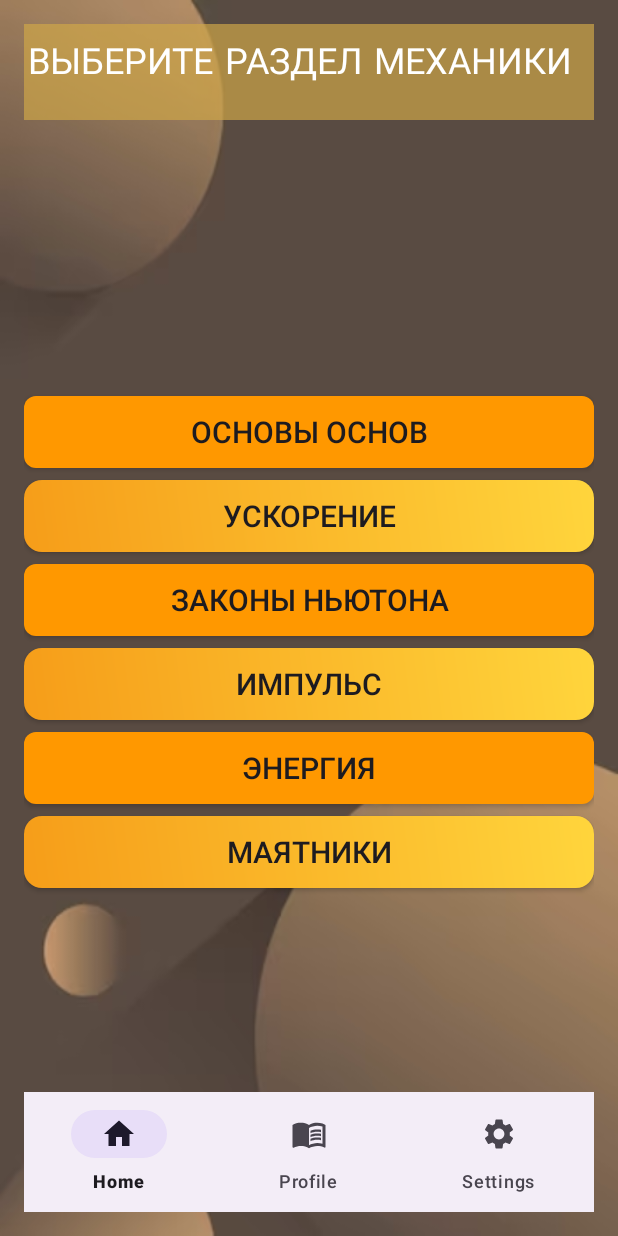
After one commit to KarenGhardashyan/Radix_Physica_2, an Android app: the Mexanics_classes screen opened directly, with no data from a screen before it, on a phone screen of 412 x 824 dp. The commit adds this screen. Run offline under Robolectric (Android 15) with nearby library versions, the phone set to English and light mode, and no system bars.

Commit message:
Initial commit

```diff
--- a/app/src/main/AndroidManifest.xml
+++ b/app/src/main/AndroidManifest.xml
@@ -12,6 +12,9 @@
         android:supportsRtl="true"
         android:theme="@style/Theme.Radix_Physica"
         tools:targetApi="31">
+        <activity
+            android:name=".Mexanics_classes"
+            android:exported="false" />
         <activity
             android:name=".Profile"
             android:exported="false" />
--- a/app/src/main/java/com/example/radix_physica/MainActivity.java
+++ b/app/src/main/java/com/example/radix_physica/MainActivity.java
@@ -21,7 +21,7 @@ public class MainActivity extends AppCompatActivity {
         without_account.setOnClickListener(new View.OnClickListener() {
             @Override
             public void onClick(View v) {
-                Intent intent = new Intent(MainActivity.this, Profile.class);
+                Intent intent = new Intent(MainActivity.this, physics_lobby.class);
                 startActivity(intent);
             }
         });
--- /dev/null
+++ b/app/src/main/java/com/example/radix_physica/Mexanics_classes.java
@@ -0,0 +1,14 @@
+package com.example.radix_physica;
+
+import androidx.appcompat.app.AppCompatActivity;
+
+import android.os.Bundle;
+
+public class Mexanics_classes extends AppCompatActivity {
+
+    @Override
+    protected void onCreate(Bundle savedInstanceState) {
+        super.onCreate(savedInstanceState);
+        setContentView(R.layout.activity_mexanics_classes);
+    }
+}
--- a/app/src/main/java/com/example/radix_physica/physics_lobby.java
+++ b/app/src/main/java/com/example/radix_physica/physics_lobby.java
@@ -2,15 +2,30 @@ package com.example.radix_physica;
 
 import androidx.appcompat.app.AppCompatActivity;
 
+import android.content.Intent;
 import android.os.Bundle;
+import android.view.View;
+import android.widget.Button;
+import android.widget.ImageButton;
+import android.widget.Toast;
 
 public class physics_lobby extends AppCompatActivity {
 
-
+    ImageButton mechanicsButton;
 
     @Override
     protected void onCreate(Bundle savedInstanceState) {
         super.onCreate(savedInstanceState);
         setContentView(R.layout.activity_pysics_lobby);
+
+        ImageButton mechanicsButton = findViewById(R.id.mexanics);
+
+        mechanicsButton.setOnClickListener(new View.OnClickListener() {
+            @Override
+            public void onClick(View v) {
+                Intent intent = new Intent(physics_lobby.this, Mexanics_classes.class);
+                startActivity(intent);
+            }
+        });
     }
 }
--- /dev/null
+++ b/app/src/main/res/drawable/button_background_gradient.xml
@@ -0,0 +1,9 @@
+<!-- button_background_gradient.xml -->
+<shape xmlns:android="http://schemas.android.com/apk/res/android"
+    android:shape="rectangle">
+    <corners android:radius="12dp" />
+    <gradient
+        android:startColor="#F69D19"
+        android:endColor="#FFD53C"
+        android:angle="45" />
+</shape>
--- /dev/null
+++ b/app/src/main/res/drawable/button_background_simple.xml
@@ -0,0 +1,6 @@
+<!-- button_background_simple.xml -->
+<shape xmlns:android="http://schemas.android.com/apk/res/android"
+    android:shape="rectangle">
+    <solid android:color="#FF9800" />
+    <corners android:radius="8dp" />
+</shape>
--- /dev/null
+++ b/app/src/main/res/layout/activity_mexanics_classes.xml
@@ -0,0 +1,135 @@
+<?xml version="1.0" encoding="utf-8"?>
+<androidx.constraintlayout.widget.ConstraintLayout xmlns:android="http://schemas.android.com/apk/res/android"
+    xmlns:tools="http://schemas.android.com/tools"
+    android:layout_width="match_parent"
+    android:layout_height="match_parent"
+    xmlns:app="http://schemas.android.com/apk/res-auto"
+    android:background="@drawable/img_6"
+    android:padding="16dp">
+
+    <!-- Toolbar -->
+    <androidx.appcompat.widget.Toolbar
+        android:id="@+id/toolbar"
+        android:layout_width="0dp"
+        android:layout_height="wrap_content"
+        android:background="#AED1A848"
+        android:minHeight="?attr/actionBarSize"
+        android:theme="?attr/actionBarTheme"
+        app:layout_constraintEnd_toEndOf="parent"
+        app:layout_constraintStart_toStartOf="parent"
+        app:layout_constraintTop_toTopOf="parent" />
+
+    <!-- TextView "ВЫБЕРИТЕ РАЗДЕЛ МЕХАНИКИ" -->
+
+    <!-- Кнопки для разделов механики -->
+
+    <TextView
+        android:id="@+id/textView"
+        android:layout_width="374dp"
+        android:layout_height="56dp"
+        android:layout_marginTop="8dp"
+        android:fontFamily="casual"
+        android:text="ВЫБЕРИТЕ РАЗДЕЛ МЕХАНИКИ"
+        android:textColor="@color/white"
+        android:textSize="24sp"
+        app:layout_constraintEnd_toEndOf="parent"
+        app:layout_constraintHorizontal_bias="0.4"
+        app:layout_constraintStart_toStartOf="parent"
+        app:layout_constraintTop_toTopOf="@+id/toolbar" />
+
+    <androidx.appcompat.widget.AppCompatButton
+        android:id="@+id/btnBasics"
+        android:layout_width="0dp"
+        android:layout_height="wrap_content"
+        android:layout_marginTop="184dp"
+        android:background="@drawable/button_background_simple"
+        android:fontFamily="sans-serif-medium"
+        android:text="Основы основ"
+        android:textSize="20dp"
+        app:layout_constraintEnd_toEndOf="parent"
+        app:layout_constraintHorizontal_bias="0.0"
+        app:layout_constraintStart_toStartOf="parent"
+        app:layout_constraintTop_toBottomOf="@id/textView" />
+
+    <androidx.appcompat.widget.AppCompatButton
+        android:id="@+id/btnAcceleration"
+        android:layout_width="0dp"
+        android:layout_height="wrap_content"
+        android:text="Ускорение"
+        android:background="@drawable/button_background_gradient"
+        app:layout_constraintStart_toStartOf="parent"
+        android:textSize="20dp"
+        android:fontFamily="sans-serif-medium"
+        app:layout_constraintEnd_toEndOf="parent"
+        app:layout_constraintTop_toBottomOf="@id/btnBasics"
+        android:layout_marginTop="8dp"/>
+
+    <androidx.appcompat.widget.AppCompatButton
+        android:id="@+id/btnNewtonLaws"
+        android:layout_width="0dp"
+        android:layout_height="wrap_content"
+        android:text="Законы Ньютона"
+        android:background="@drawable/button_background_simple"
+        app:layout_constraintStart_toStartOf="parent"
+        android:textSize="20dp"
+        android:fontFamily="sans-serif-medium"
+        app:layout_constraintEnd_toEndOf="parent"
+        app:layout_constraintTop_toBottomOf="@id/btnAcceleration"
+        android:layout_marginTop="8dp"/>
+
+    <androidx.appcompat.widget.AppCompatButton
+        android:id="@+id/btnImpulse"
+        android:layout_width="0dp"
+        android:layout_height="wrap_content"
+        android:text="Импульс"
+        android:background="@drawable/button_background_gradient"
+        app:layout_constraintStart_toStartOf="parent"
+        app:layout_constraintEnd_toEndOf="parent"
+        android:textSize="20dp"
+        android:fontFamily="sans-serif-medium"
+        app:layout_constraintTop_toBottomOf="@id/btnNewtonLaws"
+        android:layout_marginTop="8dp"/>
+
+    <androidx.appcompat.widget.AppCompatButton
+        android:id="@+id/btnEnergy"
+        android:layout_width="0dp"
+        android:layout_height="wrap_content"
+        android:text="Энергия"
+        android:background="@drawable/button_background_simple"
+        app:layout_constraintStart_toStartOf="parent"
+        android:textSize="20dp"
+        android:fontFamily="sans-serif-medium"
+        app:layout_constraintEnd_toEndOf="parent"
+        app:layout_constraintTop_toBottomOf="@id/btnImpulse"
+        android:layout_marginTop="8dp"/>
+
+    <androidx.appcompat.widget.AppCompatButton
+        android:id="@+id/btnOscillations"
+        android:layout_width="0dp"
+        android:layout_height="wrap_content"
+        android:text="Маятники"
+        android:background="@drawable/button_background_gradient"
+        app:layout_constraintStart_toStartOf="parent"
+        android:textSize="20dp"
+        android:fontFamily="sans-serif-medium"
+        app:layout_constraintEnd_toEndOf="parent"
+        app:layout_constraintTop_toBottomOf="@id/btnEnergy"
+        android:layout_marginTop="8dp"/>
+
+    <FrameLayout
+        android:layout_width="0dp"
+        android:layout_height="0dp"
+        app:layout_constraintBottom_toBottomOf="@+id/navigation_bar"
+        app:layout_constraintEnd_toEndOf="parent"
+        app:layout_constraintEnd_toStartOf="parent" />
+
+    <com.google.android.material.bottomnavigation.BottomNavigationView
+        android:id="@+id/navigation_bar"
+        android:layout_width="match_parent"
+        android:layout_height="wrap_content"
+        app:layout_constraintBottom_toBottomOf="parent"
+        app:layout_constraintEnd_toEndOf="parent"
+        app:layout_constraintEnd_toStartOf="parent"
+        app:menu="@menu/bottom_nav_menu" />
+
+</androidx.constraintlayout.widget.ConstraintLayout>
--- a/app/src/main/res/layout/activity_pysics_lobby.xml
+++ b/app/src/main/res/layout/activity_pysics_lobby.xml
@@ -7,16 +7,6 @@
     android:background="@drawable/img_6"
     android:padding="16dp">
 
-    <androidx.appcompat.widget.Toolbar
-        android:id="@+id/toolbar"
-        android:layout_width="match_parent"
-        android:layout_height="wrap_content"
-        android:background="#AED1A848"
-        android:minHeight="?attr/actionBarSize"
-        android:theme="?attr/actionBarTheme"
-        app:layout_constraintEnd_toEndOf="parent"
-        app:layout_constraintStart_toStartOf="parent"
-        app:layout_constraintTop_toTopOf="parent" />
 
     <ImageButton
         android:id="@+id/thermodynamics"
@@ -86,6 +76,16 @@
         app:layout_constraintEnd_toStartOf="parent"
         app:menu="@menu/bottom_nav_menu" />
 
+    <androidx.appcompat.widget.Toolbar
+        android:id="@+id/toolbar"
+        android:layout_width="match_parent"
+        android:layout_height="wrap_content"
+        android:background="#AED1A848"
+        android:minHeight="?attr/actionBarSize"
+        android:theme="?attr/actionBarTheme"
+        app:layout_constraintEnd_toEndOf="parent"
+        app:layout_constraintStart_toStartOf="parent"
+        app:layout_constraintTop_toTopOf="parent" />
     <TextView
         android:id="@+id/textView"
         android:layout_width="wrap_content"
```
